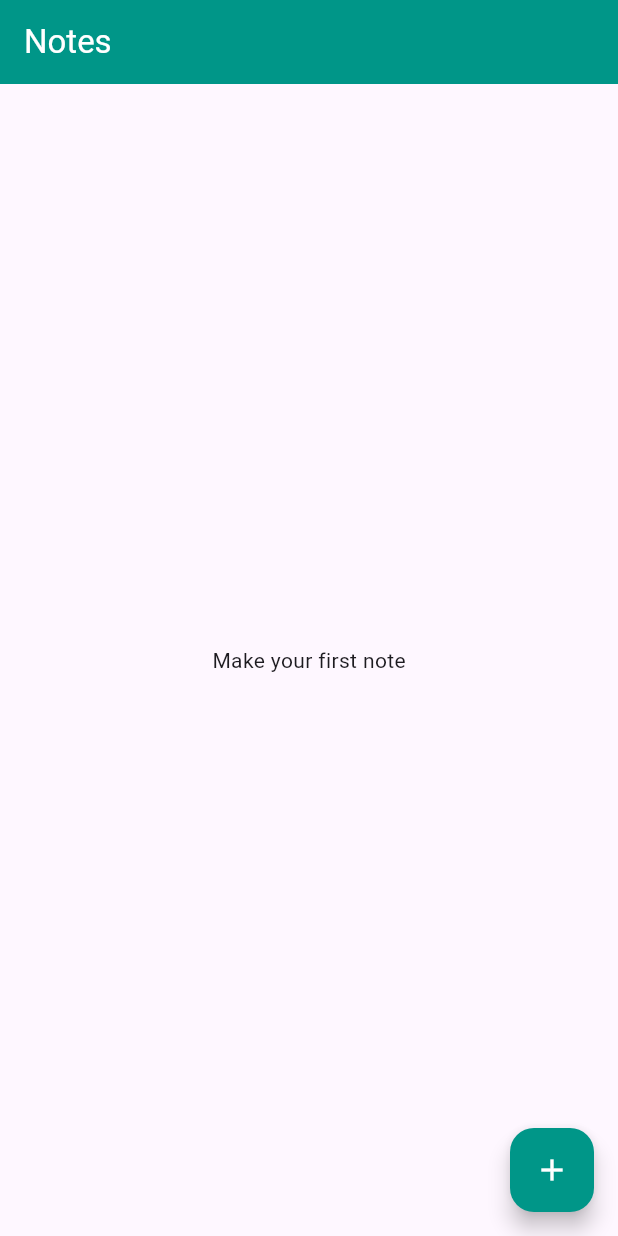
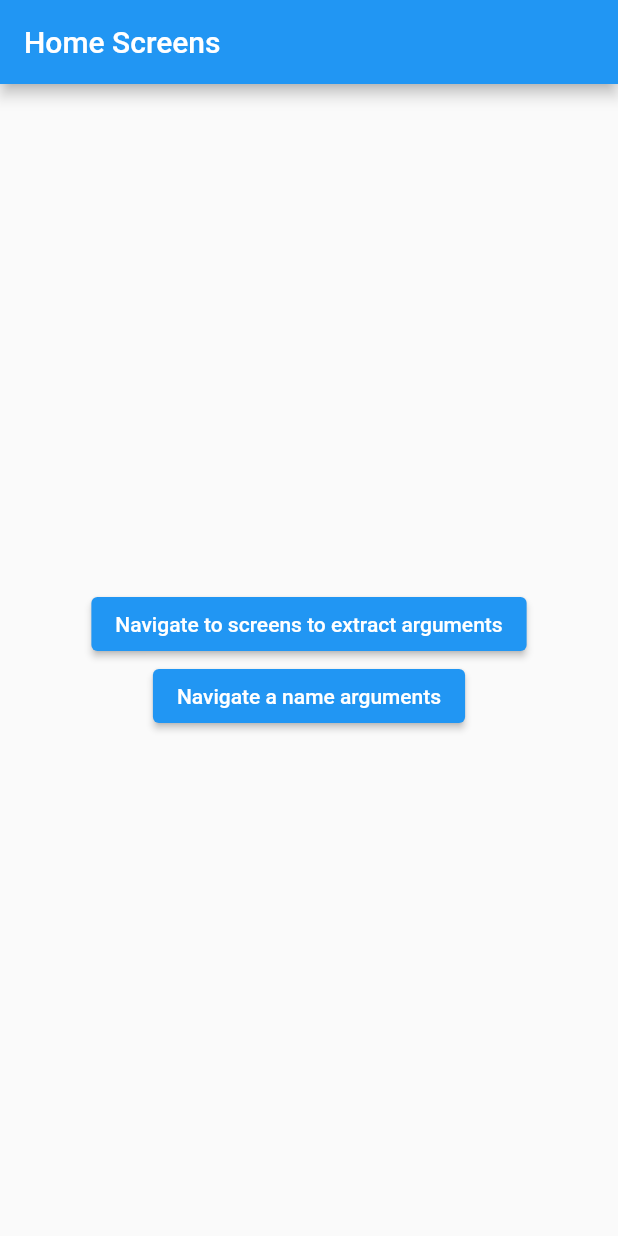
Before and after one commit to RaihanDwiPratama/Flutter_Fundamental, a Flutter app: the screen it shows after launch, on a phone screen of 412 x 824 dp. Run offline on Flutter 3.47's test engine with Material 2 defaults, Android fonts, the light colour scheme and no system bars.

Commit message:
Tutorial pass argument from documentation

```diff
--- a/app_notes/lib/main.dart
+++ b/app_notes/lib/main.dart
@@ -1,5 +1,9 @@
-import 'package:app_notes/screens/first_screens.dart';
+import 'package:app_notes/models/screen_arguments.dart';
+import 'package:app_notes/screens/home_screens.dart';
+import 'package:app_notes/screens/pass_screens.dart';
 import 'package:flutter/material.dart';
+import 'package:app_notes/screens/extract_argument_screens.dart';
+//import 'package:app_notes/screens/first_screens.dart';
 
 void main() {
   runApp(const MyApp());
@@ -12,8 +16,30 @@ class MyApp extends StatelessWidget {
   Widget build(BuildContext context) {
     return MaterialApp(
       debugShowCheckedModeBanner: false,
-      home: FirstScreens(),
-      theme: ThemeData(useMaterial3: true),
+      routes: {
+        ExtractArgumentScreens.routeName: (context) =>
+            const ExtractArgumentScreens(),
+      },
+      onGenerateRoute: (settings) {
+        if (settings.name == PassScreens.routeName) {
+          final args = settings.arguments as ScreenArguments;
+
+          return MaterialPageRoute(
+            builder: (context) {
+              return PassScreens(
+                title: args.title,
+                content: args.content,
+              );
+            },
+          );
+        }
+        assert(false, 'Need to implement ${settings.name}');
+        return null;
+      },
+      title: 'Navigation with arguments',
+      home: HomeScreens(),
+      // home: FirstScreens(),
+      // theme: ThemeData(useMaterial3: true),
     );
   }
 }
--- a/app_notes/lib/models/notes.dart
+++ b/app_notes/lib/models/notes.dart
@@ -3,4 +3,6 @@ class Notes {
   final String description;
 
   Notes(this.title, this.description);
+
+  List<Notes> notes = [];
 }
--- /dev/null
+++ b/app_notes/lib/models/screen_arguments.dart
@@ -0,0 +1,6 @@
+class ScreenArguments {
+  final String title;
+  final String content;
+
+  ScreenArguments(this.title, this.content);
+}
--- /dev/null
+++ b/app_notes/lib/screens/home_screens.dart
@@ -0,0 +1,46 @@
+import 'package:app_notes/models/screen_arguments.dart';
+import 'package:app_notes/screens/extract_argument_screens.dart';
+import 'package:app_notes/screens/pass_screens.dart';
+import 'package:flutter/material.dart';
+
+class HomeScreens extends StatelessWidget {
+  const HomeScreens({super.key});
+
+  @override
+  Widget build(BuildContext context) {
+    return Scaffold(
+      appBar: AppBar(
+        title: Text('Home Screens'),
+      ),
+      body: Center(
+        child: Column(
+          mainAxisAlignment: MainAxisAlignment.center,
+          children: [
+            ElevatedButton(
+              onPressed: () {
+                Navigator.pushNamed(
+                  context,
+                  ExtractArgumentScreens.routeName,
+                  arguments: ScreenArguments(
+                      'Extract Arguments Screens', 'Extract argument to new screen'),
+                );
+              },
+              child: Text('Navigate to screens to extract arguments'),
+            ),
+            ElevatedButton(
+              onPressed: () {
+                Navigator.pushNamed(
+                  context,
+                  PassScreens.routeName,
+                  arguments: ScreenArguments(
+                      'Pass Arguments Screens', 'Passing argument to new screen'),
+                );
+              },
+              child: Text('Navigate a name arguments'),
+            )
+          ],
+        ),
+      ),
+    );
+  }
+}
```
Also changed, not shown: app_notes/lib/screens/extract_argument_screens.dart (added, +22 -0 lines), app_notes/lib/screens/first_screens.dart (+38 -11 lines), app_notes/lib/screens/pass_screens.dart (added, +26 -0 lines), app_notes/lib/screens/second_screens.dart (+24 -4 lines).
